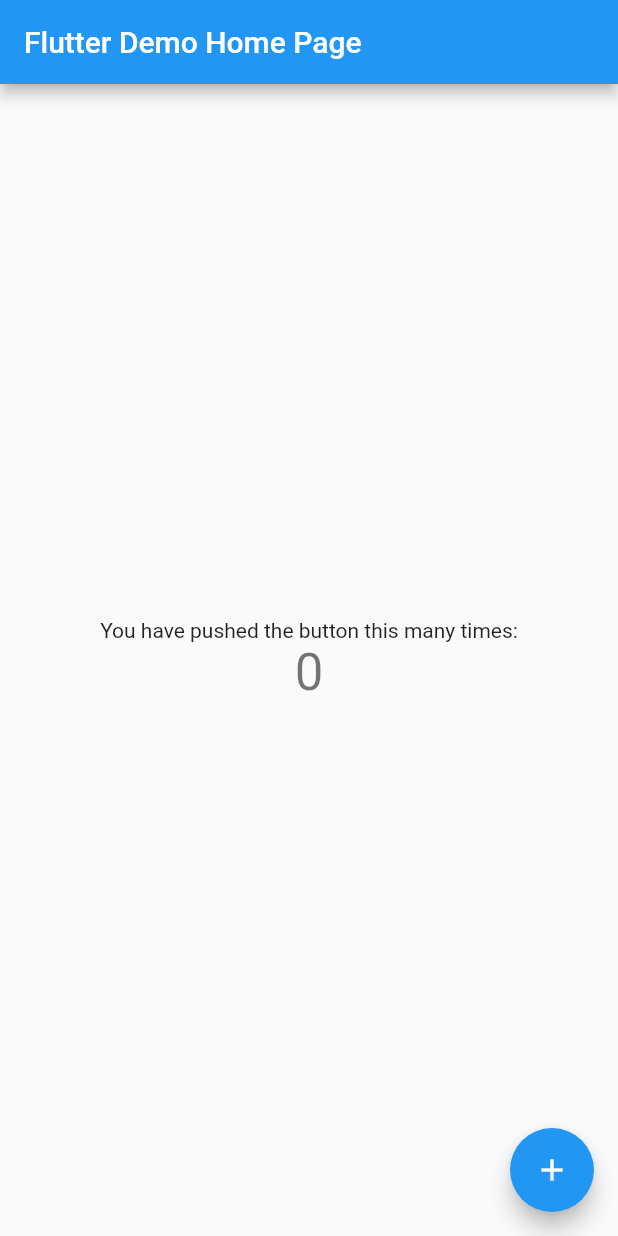
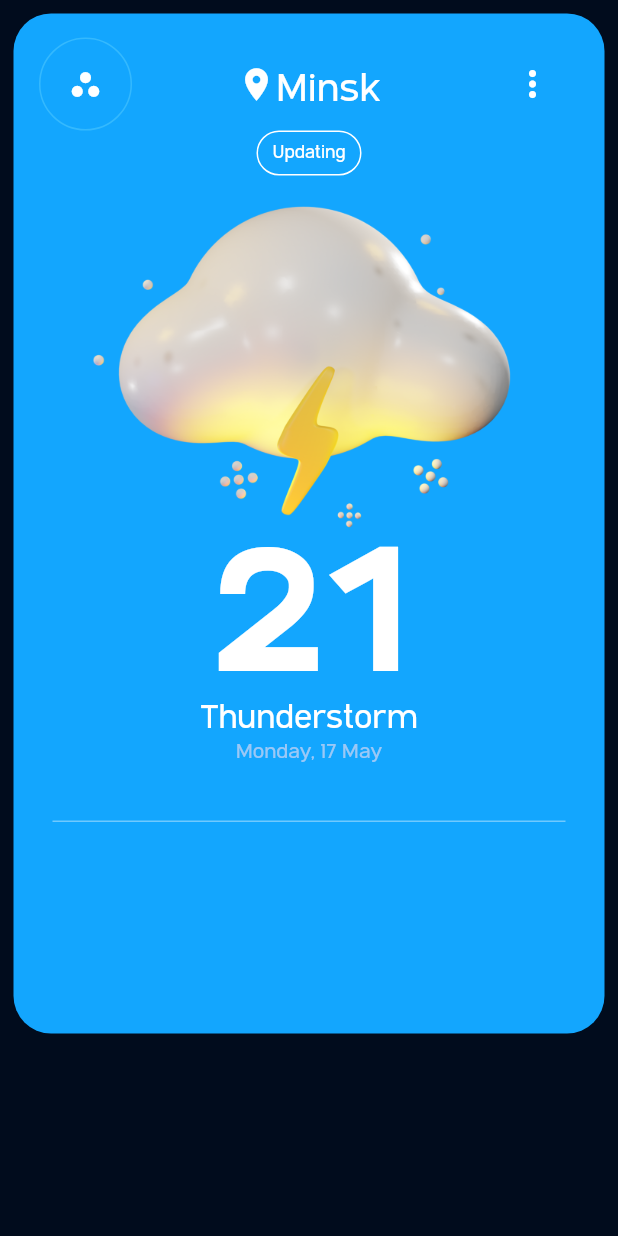
Before and after one commit to SamoProgrammer/Fluthear, a Flutter app: the screen it shows after launch, on a phone screen of 412 x 824 dp. Run offline on Flutter 3.47's test engine with Material 2 defaults, Android fonts, the phone set to English and light mode, and no system bars; missing offline and left inert: dart:html.

Commit message:
Temprature & Menu Section

```diff
--- a/lib/main.dart
+++ b/lib/main.dart
@@ -1,115 +1,19 @@
+import 'package:fluthear/main_page.dart';
 import 'package:flutter/material.dart';
 
 void main() {
-  runApp(const MyApp());
+  runApp(FluthearApp());
 }
 
-class MyApp extends StatelessWidget {
-  const MyApp({Key? key}) : super(key: key);
+class FluthearApp extends StatelessWidget {
+  const FluthearApp({Key? key}) : super(key: key);
 
-  // This widget is the root of your application.
   @override
   Widget build(BuildContext context) {
     return MaterialApp(
-      title: 'Flutter Demo',
-      theme: ThemeData(
-        // This is the theme of your application.
-        //
-        // Try running your application with "flutter run". You'll see the
-        // application has a blue toolbar. Then, without quitting the app, try
-        // changing the primarySwatch below to Colors.green and then invoke
-        // "hot reload" (press "r" in the console where you ran "flutter run",
-        // or simply save your changes to "hot reload" in a Flutter IDE).
-        // Notice that the counter didn't reset back to zero; the application
-        // is not restarted.
-        primarySwatch: Colors.blue,
-      ),
-      home: const MyHomePage(title: 'Flutter Demo Home Page'),
+      theme: ThemeData(fontFamily: 'Compose'),
+      debugShowCheckedModeBanner: false,
+      home: MainPage(),
     );
   }
 }
-
-class MyHomePage extends StatefulWidget {
-  const MyHomePage({Key? key, required this.title}) : super(key: key);
-
-  // This widget is the home page of your application. It is stateful, meaning
-  // that it has a State object (defined below) that contains fields that affect
-  // how it looks.
-
-  // This class is the configuration for the state. It holds the values (in this
-  // case the title) provided by the parent (in this case the App widget) and
-  // used by the build method of the State. Fields in a Widget subclass are
-  // always marked "final".
-
-  final String title;
-
-  @override
-  State<MyHomePage> createState() => _MyHomePageState();
-}
-
-class _MyHomePageState extends State<MyHomePage> {
-  int _counter = 0;
-
-  void _incrementCounter() {
-    setState(() {
-      // This call to setState tells the Flutter framework that something has
-      // changed in this State, which causes it to rerun the build method below
-      // so that the display can reflect the updated values. If we changed
-      // _counter without calling setState(), then the build method would not be
-      // called again, and so nothing would appear to happen.
-      _counter++;
-    });
-  }
-
-  @override
-  Widget build(BuildContext context) {
-    // This method is rerun every time setState is called, for instance as done
-    // by the _incrementCounter method above.
-    //
-    // The Flutter framework has been optimized to make rerunning build methods
-    // fast, so that you can just rebuild anything that needs updating rather
-    // than having to individually change instances of widgets.
-    return Scaffold(
-      appBar: AppBar(
-        // Here we take the value from the MyHomePage object that was created by
-        // the App.build method, and use it to set our appbar title.
-        title: Text(widget.title),
-      ),
-      body: Center(
-        // Center is a layout widget. It takes a single child and positions it
-        // in the middle of the parent.
-        child: Column(
-          // Column is also a layout widget. It takes a list of children and
-          // arranges them vertically. By default, it sizes itself to fit its
-          // children horizontally, and tries to be as tall as its parent.
-          //
-          // Invoke "debug painting" (press "p" in the console, choose the
-          // "Toggle Debug Paint" action from the Flutter Inspector in Android
-          // Studio, or the "Toggle Debug Paint" command in Visual Studio Code)
-          // to see the wireframe for each widget.
-          //
-          // Column has various properties to control how it sizes itself and
-          // how it positions its children. Here we use mainAxisAlignment to
-          // center the children vertically; the main axis here is the vertical
-          // axis because Columns are vertical (the cross axis would be
-          // horizontal).
-          mainAxisAlignment: MainAxisAlignment.center,
-          children: <Widget>[
-            const Text(
-              'You have pushed the button this many times:',
-            ),
-            Text(
-              '$_counter',
-              style: Theme.of(context).textTheme.headline4,
-            ),
-          ],
-        ),
-      ),
-      floatingActionButton: FloatingActionButton(
-        onPressed: _incrementCounter,
-        tooltip: 'Increment',
-        child: const Icon(Icons.add),
-      ), // This trailing comma makes auto-formatting nicer for build methods.
-    );
-  }
-}
--- /dev/null
+++ b/lib/main_page.dart
@@ -0,0 +1,158 @@
+// ignore_for_file: prefer_const_literals_to_create_immutables, avoid_unnecessary_containers, prefer_const_constructors
+
+import 'dart:html';
+
+import 'package:flutter/material.dart';
+
+class MainPage extends StatefulWidget {
+  const MainPage({Key? key}) : super(key: key);
+
+  @override
+  State<MainPage> createState() => _MainPageState();
+}
+
+class _MainPageState extends State<MainPage> {
+  @override
+  Widget build(BuildContext context) {
+    return Scaffold(
+      body: Container(
+        height: 680,
+        margin: EdgeInsets.only(left: 9, top: 9, right: 9),
+        alignment: Alignment.topCenter,
+        decoration: BoxDecoration(
+          borderRadius: BorderRadius.all(Radius.circular(25)),
+          color: Color.fromARGB(255, 19, 166, 254),
+        ),
+        child: Container(
+          alignment: Alignment.topCenter,
+          child: Padding(
+            padding: const EdgeInsets.all(16),
+            child: Column(
+              children: [
+                Row(
+                  mainAxisAlignment: MainAxisAlignment.spaceBetween,
+                  children: [
+                    OutlinedButton(
+                      onPressed: () {},
+                      style: ElevatedButton.styleFrom(
+                        side: BorderSide(
+                            color: Color.fromARGB(255, 52, 185, 254)),
+                        shape: CircleBorder(),
+                        padding: EdgeInsets.all(20),
+                        primary: Color.fromARGB(255, 19, 166, 254),
+                        onPrimary: Color.fromARGB(255, 19, 166, 254),
+                      ),
+                      child: Icon(
+                        Icons.workspaces_rounded,
+                        color: Colors.white,
+                        size: 22,
+                      ),
+                    ),
+                    Row(
+                      children: [
+                        Icon(
+                          Icons.location_on,
+                          size: 26,
+                          color: Colors.white,
+                        ),
+                        Padding(
+                          padding: const EdgeInsets.only(top: 8),
+                          child: Text('Minsk',
+                              style:
+                                  TextStyle(fontSize: 26, color: Colors.white)),
+                        ),
+                      ],
+                    ),
+                    OutlinedButton(
+                      onPressed: () {},
+                      style: ElevatedButton.styleFrom(
+                        side: BorderSide(
+                            color: Color.fromARGB(255, 19, 166, 254)),
+                        shape: CircleBorder(),
+                        padding: EdgeInsets.all(16),
+                        primary: Color.fromARGB(255, 19, 166, 254),
+                        onPrimary: Color.fromARGB(255, 19, 166, 254),
+                      ),
+                      child:
+                          Icon(Icons.more_vert, color: Colors.white, size: 28),
+                    )
+                  ],
+                ),
+                Container(
+                  alignment: Alignment.center,
+                  height: 30,
+                  width: 70,
+                  child: Visibility(
+                      child: OutlinedButton(
+                    onPressed: () {},
+                    style: ElevatedButton.styleFrom(
+                      side: BorderSide(color: Colors.white),
+                      shape: RoundedRectangleBorder(
+                          borderRadius: BorderRadius.circular(20)),
+                      padding: EdgeInsets.all(5),
+                      primary: Color.fromARGB(255, 19, 166, 254),
+                      onPrimary: Color.fromARGB(255, 19, 166, 254),
+                    ),
+                    child: Center(
+                      child: Text(
+                        'Updating',
+                        style: TextStyle(fontSize: 12, color: Colors.white),
+                      ),
+                    ),
+                  )),
+                ),
+                SizedBox(
+                  height: 250,
+                  child: Container(
+                      alignment: Alignment.topCenter,
+                      height: 250,
+                      child: Image.asset('assets/images/lightining_cloud.png')),
+                ),
+                Padding(
+                  padding: const EdgeInsets.only(bottom: 10),
+                  child: Container(
+                    height: 170,
+                    alignment: Alignment.topCenter,
+                    child: Column(
+                      children: [
+                        Text(
+                          '21',
+                          style: TextStyle(
+                              fontSize: 130,
+                              fontFamily: 'Vitro',
+                              fontWeight: FontWeight.bold,
+                              color: Colors.white,
+                              height: 0.75),
+                        ),
+                        Text(
+                          'Thunderstorm',
+                          style: TextStyle(fontSize: 22, color: Color.fromARGB(255, 255, 255, 255)),
+                        ),
+                        Text(
+                          'Monday, 17 May',
+                          style: TextStyle(
+                              fontSize: 14,
+                              color: Color.fromARGB(255, 155, 200, 246)),
+                        )
+                      ],
+                    ),
+                  ),
+                ),
+                Padding(
+                  padding: const EdgeInsets.only(right: 10,left: 10),
+                  child: Container(
+                    height: 1,
+                    color: Color.fromARGB(100, 255, 255, 255),
+                  ),
+                )
+              ],
+            ),
+          ),
+        ),
+      ),
+      backgroundColor: Color.fromARGB(255, 1, 12, 29),
+    );
+  }
+
+  RoundsPressed() {}
+}
```
Also changed, not shown: pubspec.yaml (+8 -6 lines), assets/fonts/Compose.ttf (added), assets/fonts/Vitro.ttf (added), assets/images/lightining_cloud.png (added), 1 other file.
